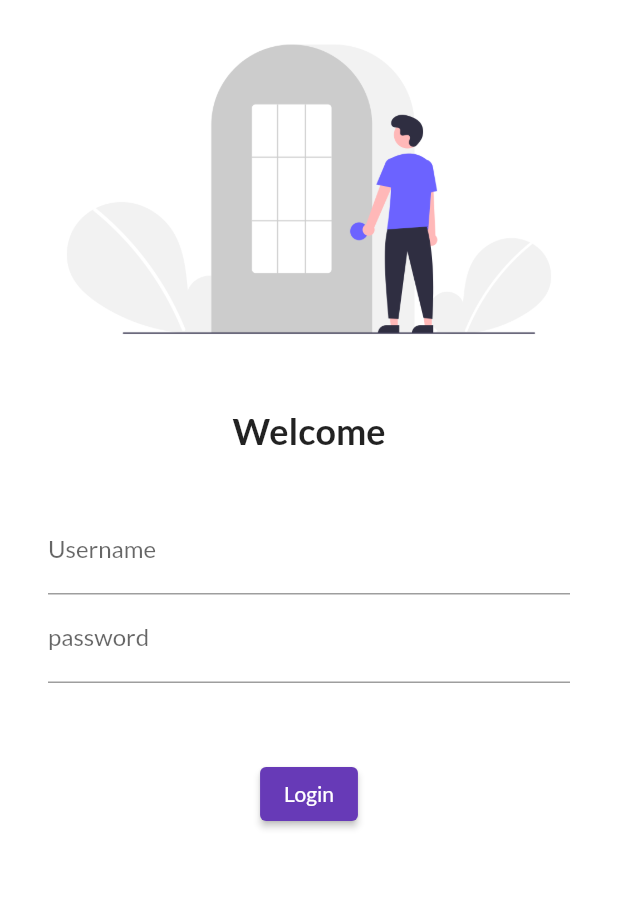
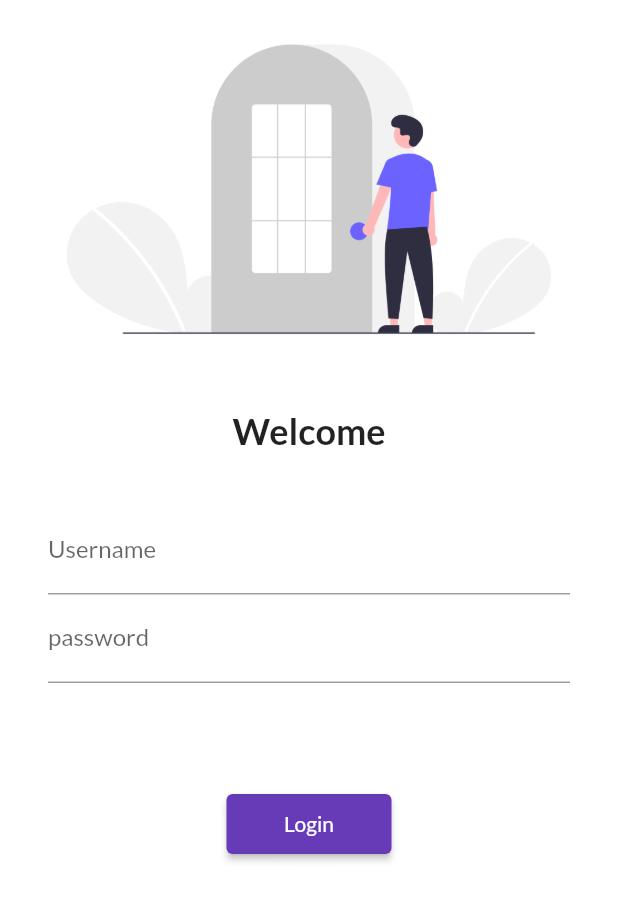
Before and after one commit to Yashgoyal1612/Flutter_CatalogApp, a Flutter app: the screen it shows after launch, on a phone screen of 412 x 824 dp. Shown: the top 901 px of the screen. Run offline on Flutter 3.47's test engine with Material 2 defaults, Android fonts, the phone set to English and light mode, and no system bars; our stand-ins replace google_fonts.

Commit message:
workday5 completed

```diff
--- a/lib/main.dart
+++ b/lib/main.dart
@@ -1,4 +1,5 @@
 import 'package:catalog_app/pages/login_page.dart';
+import 'package:catalog_app/utils/routes.dart';
 import 'package:flutter/material.dart';
 import 'package:google_fonts/google_fonts.dart';
 
@@ -18,8 +19,8 @@ class MyApp extends StatelessWidget {
       ),
       routes: {
         "/": (context) => LoginPage(),
-        "/home": (context) => HomePage(),
-        "/login": (context) => LoginPage(),
+        MyRoutes.homeRoute: (context) => HomePage(),
+        MyRoutes.loginRoute: (context) => LoginPage()
       },
     );
   }
--- a/lib/pages/login_page.dart
+++ b/lib/pages/login_page.dart
@@ -1,5 +1,7 @@
-// ignore_for_file: prefer_const_constructors
+// ignore_for_file: prefer_const_constructors, sort_child_properties_last
 
+// import 'dart:html';
+import 'package:catalog_app/utils/routes.dart';
 import 'package:flutter/material.dart';
 
 class LoginPage extends StatelessWidget {
@@ -7,6 +9,7 @@ class LoginPage extends StatelessWidget {
   Widget build(BuildContext context) {
     return Material(
       color: Colors.white,
+      child: SingleChildScrollView(
         child: Column(
           children: [
             Image.asset(
@@ -44,18 +47,21 @@ class LoginPage extends StatelessWidget {
                     ),
                   ),
                   SizedBox(
-                  height: 50,
+                    height: 70,
                   ),
                   ElevatedButton(
+                    child: Text("Login"),
+                    style: TextButton.styleFrom(minimumSize: Size(110, 40)),
                     onPressed: () {
-                      print("Hello There");
+                      Navigator.pushNamed(context, MyRoutes.homeRoute);
                     },
-                    child: Text("Login")),
+                  ),
                 ],
               ),
             ),
           ],
         ),
+      ),
     );
   }
 }
--- /dev/null
+++ b/lib/utils/routes.dart
@@ -0,0 +1,4 @@
+class MyRoutes {
+  static String loginRoute = "/login";
+  static String homeRoute = "/home";
+}
```
Also changed, not shown: 1 other file. Lines whose indentation alone changed are shown as unchanged.
